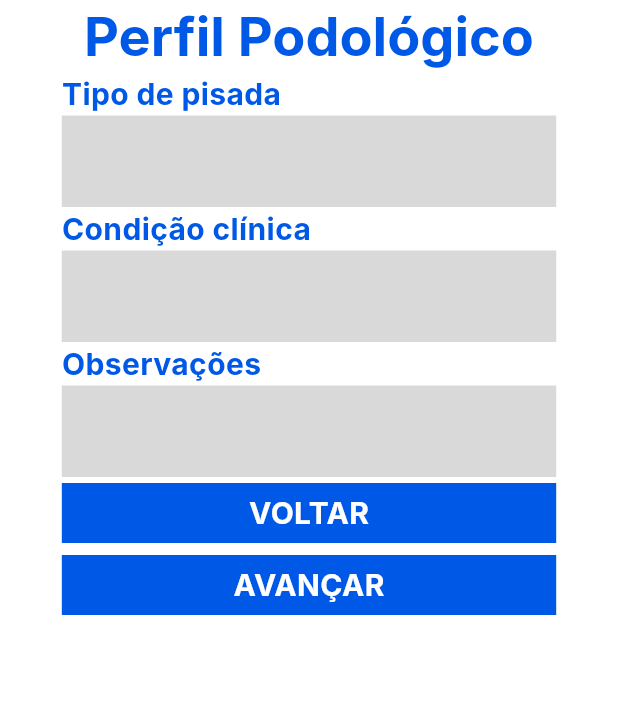
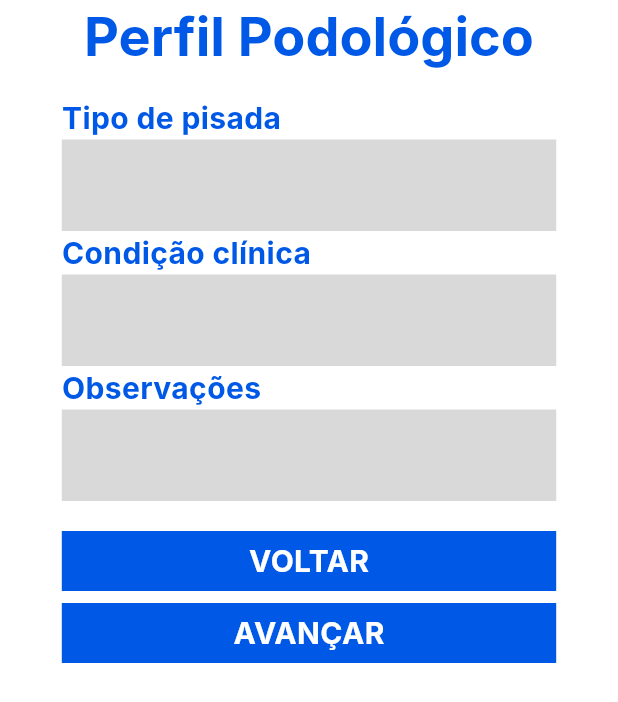
Before and after one commit to caslumes/solado_certo_app, a Flutter app: the OnboardingPodologicalProfile screen opened directly, on a phone screen of 412 x 824 dp. Shown: the top 702 px of the screen. Run offline on Flutter 3.47's test engine with Material 3 defaults, Android fonts, the phone set to English and light mode, and no system bars; our stand-ins replace dio, flutter_bloc, flutter_secure_storage, get_it; accounts and stored records are empty; network calls fail; Roboto replaces fonts that are missing (Inter).

Commit message:
feat(WIP): check onboarding status on start

```diff
--- a/lib/features/auth/presentation/pages/auth_gate.dart
+++ b/lib/features/auth/presentation/pages/auth_gate.dart
@@ -24,10 +24,12 @@ class AuthGate extends StatelessWidget {
         getPodologicalProfileUseCase: getIt<GetPodologicalProfileUseCase>(),
         getOnboardingUseCase: getIt<GetOnboardingUseCase>(),
         changeOnboardingStepUseCase: getIt<ChangeOnboardingStepUseCase>(),
-      )..add(StartOnboardingEvent()),
+      ),
       child: BlocBuilder<AuthBloc, AuthState>(
         builder: (context, state) {
+          final onboardingBloc = BlocProvider.of<OnboardingBloc>(context);
           if (state is AuthAuthenticated) {
+            onboardingBloc.add(StartOnboardingEvent());
             return const OnboardingGate();
           }
 
--- a/lib/features/onboarding/presentation/bloc/onboarding_bloc.dart
+++ b/lib/features/onboarding/presentation/bloc/onboarding_bloc.dart
@@ -1,6 +1,7 @@
 import 'package:flutter_bloc/flutter_bloc.dart';
 import 'package:solado_certo_app/features/onboarding/domain/entities/onboarding.dart';
 import 'package:solado_certo_app/features/onboarding/domain/enum/onboarding_action.dart';
+import 'package:solado_certo_app/features/onboarding/domain/enum/onboarding_status.dart';
 import 'package:solado_certo_app/features/onboarding/domain/usecases/change_onboarding_step_use_case.dart';
 import 'package:solado_certo_app/features/onboarding/domain/usecases/get_onboarding_use_case.dart';
 import 'package:solado_certo_app/features/profile/domain/entities/address.dart';
@@ -52,6 +53,10 @@ class OnboardingBloc extends Bloc<OnboardingEvent, OnboardingState> {
     Emitter<OnboardingState> emit,
   ) async {
     final onboardingDraft = await fetchOnboardingDraft();
+    if (onboardingDraft.onboarding!.status == OnboardingStatus.completed) {
+      emit(OnboardingFinished());
+      return;
+    }
     emit(OnboardingInProgress(onboardingDraft: onboardingDraft));
   }
 
--- a/lib/features/onboarding/presentation/components/onboarding_address.dart
+++ b/lib/features/onboarding/presentation/components/onboarding_address.dart
@@ -108,7 +108,7 @@ class AddressEntry extends StatelessWidget {
             padding: const EdgeInsets.all(12.0),
             child: Row(
               children: [
-                Flexible(
+                Expanded(
                   child: Column(
                     crossAxisAlignment: CrossAxisAlignment.start,
                     children: [
--- a/lib/features/onboarding/presentation/components/onboarding_podological_profile.dart
+++ b/lib/features/onboarding/presentation/components/onboarding_podological_profile.dart
@@ -41,21 +41,39 @@ class OnboardingPodologicalProfile extends StatelessWidget {
                             'Perfil Podológico',
                             style: Theme.of(context).textTheme.headlineSmall,
                           ),
+                          Padding(
+                            padding: const EdgeInsets.fromLTRB(
+                              0.0,
+                              16.0,
+                              0.0,
+                              16.0,
+                            ),
+                            child: Form(
+                              child: Column(
+                                children: [
                                   ShoeTextFormField(
                                     controller: footstrikeTypeController
-                              ..text = podologicalProfile?.footstrikeType ?? '',
+                                      ..text =
+                                          podologicalProfile?.footstrikeType ??
+                                          '',
                                     labelText: 'Tipo de pisada',
                                   ),
                                   ShoeTextFormField(
                                     controller: clinicalConditionController
                                       ..text =
-                                  podologicalProfile?.clinicalCondition ?? '',
+                                          podologicalProfile
+                                              ?.clinicalCondition ??
+                                          '',
                                     labelText: 'Condição clínica',
                                   ),
                                   ShoeTextFormField(
                                     controller: obsController
                                       ..text = podologicalProfile?.obs ?? '',
                                     labelText: 'Observações',
+                                  ),
+                                ],
+                              ),
+                            ),
                           ),
                           ShoeTextButton(
                             onPressed: () {
```
Also changed, not shown: lib/features/onboarding/presentation/components/onboarding_profile.dart (+9 -1 lines). Lines whose indentation alone changed are shown as unchanged.
